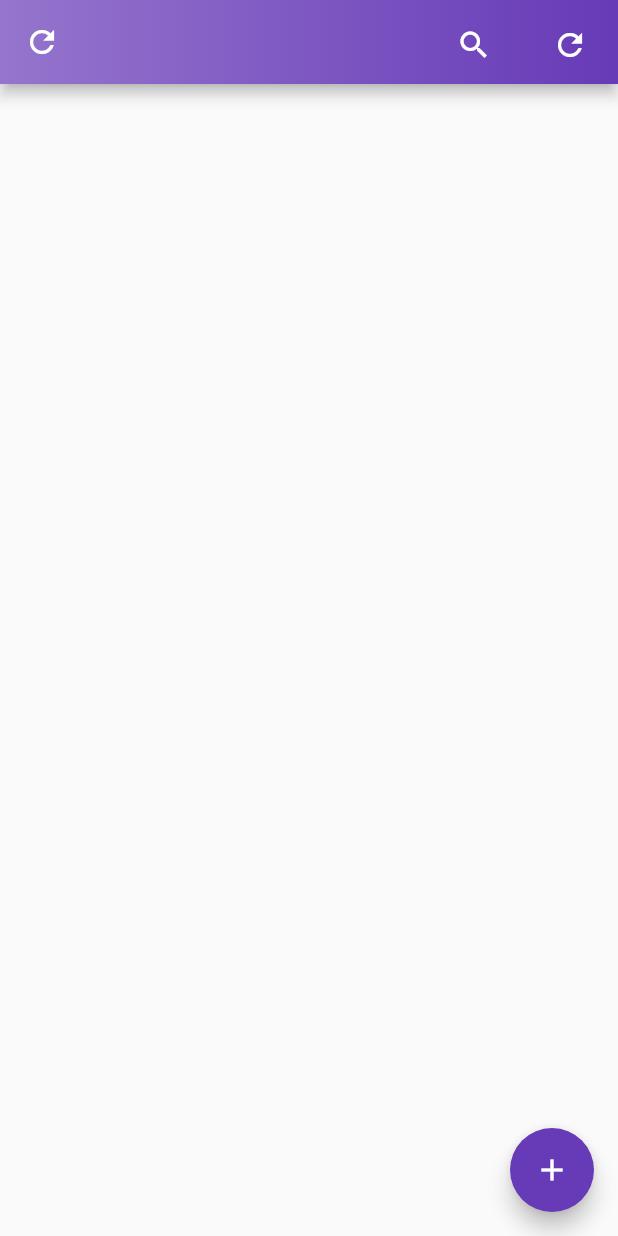
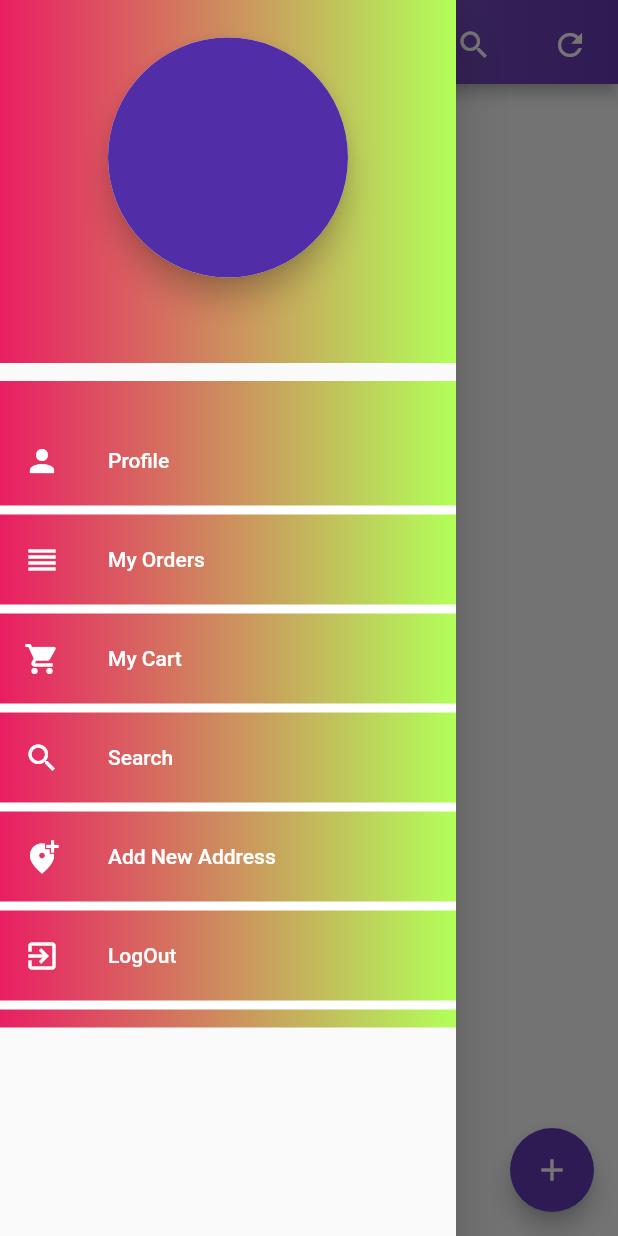
Before and after one commit to razzazcode/forsa, a Flutter app: the HomeScreen screen opened directly, with the side drawer open (before the commit the screen has no drawer), on a phone screen of 412 x 824 dp. Run offline on Flutter 3.47's test engine with Material 2 defaults, Android fonts, the phone set to English and light mode, and no system bars; our stand-ins replace cloud_firestore, firebase_auth, firebase_core, firebase_storage, flutter_svg, geocoding and 4 more; missing offline and left inert: image_slider, maps_launcher; accounts and stored records are empty.

Commit message:
updatef logou,mjg

```diff
--- a/lib/HomeScreen.dart
+++ b/lib/HomeScreen.dart
@@ -10,6 +10,8 @@ import 'package:forsa/profileScreen.dart';
 import 'package:forsa/uploadAdScreen.dart';
 import 'Welcome/welcome_screen.dart';
 import 'package:timeago/timeago.dart' as tAgo;
+
+import 'Widgets/myDrawer.dart';
 
 class HomeScreen extends StatefulWidget {
   @override
@@ -75,50 +77,6 @@ class _HomeScreenState extends State<HomeScreen> {
 
     getMyData();
 
-  }
-
-
-  Future<void> _showMyDialogSignOut() async {
-    return showDialog<void>(
-      context: context,
-      barrierDismissible: true, // user must tap button!
-      builder: (BuildContext context) {
-        return AlertDialog(
-          title: Text('Logging Out ... ?'),
-          content: SingleChildScrollView(
-            child: ListBody(
-              children: <Widget>[
-                Text('Please Confirm ...'),
-                Text('Would you like to Log Out of the App amd SignOut of Your account ?'),
-              ],
-            ),
-          ),
-          actions: <Widget>[
-            TextButton(
-
-  child: Text('Log Out '),
-  onPressed: () {
-    auth.signOut().then((_){
-      Route toWelcomeScreen = MaterialPageRoute(builder: (_) => WelcomeScreen());
-      Navigator.pushReplacement(context, toWelcomeScreen);
-    });
-    Navigator.of(context).pop();
-  },
-            ),
-            TextButton(
-              child: Text('Cancel...'),
-              onPressed: () {
-
-                Navigator.of(context).pop();
-
-              },
-
-
-            ),
-          ],
-        );
-      },
-    );
   }
 
 
@@ -286,13 +244,17 @@ class _HomeScreenState extends State<HomeScreen> {
 
     return Scaffold(
       appBar: AppBar(
-        leading: IconButton(
+        /*   leading: MyDrawer(),
+             IconButton(
           icon: Icon(Icons.refresh, color: Colors.white),
           onPressed: (){
             Route newRoute = MaterialPageRoute(builder: (_) => HomeScreen());
             Navigator.pushReplacement(context, newRoute);
           },
         ),
+
+
+        */
         actions: <Widget>[
 
 
@@ -364,6 +326,11 @@ class _HomeScreenState extends State<HomeScreen> {
         title: Text(getUserName),
         centerTitle: false,
       ),
+
+      drawer: MyDrawer(),
+
+
+
       body: Center(
         child: Container(
           width: _screenWidth,
--- /dev/null
+++ b/lib/Widgets/myDrawer.dart
@@ -0,0 +1,299 @@
+
+import 'package:flutter/material.dart';
+import 'package:flutter/services.dart';
+import 'package:firebase_auth/firebase_auth.dart';
+import 'package:cloud_firestore/cloud_firestore.dart';
+import 'package:forsa/Welcome/welcome_screen.dart';
+import 'package:forsa/globalVar.dart';
+import 'package:forsa/profileScreen.dart';
+
+import '../HomeScreen.dart';
+
+
+class MyDrawer extends StatefulWidget {
+  @override
+  _MyDrawer createState() => _MyDrawer();
+}
+
+
+
+
+
+class _MyDrawer extends State<MyDrawer> {
+
+
+
+  FirebaseAuth auth = FirebaseAuth.instance;
+
+  QuerySnapshot items;
+
+
+
+  getMyData(){
+    FirebaseFirestore.instance.collection('users').doc(userId).get().then((results) {
+      setState(() {
+        userImageUrl = results.data()['imgPro'];
+        getUserName = results.data()['userName'];
+      });
+    });
+  }
+
+
+  @override
+  void initState() {
+    // TODO: implement initState
+    super.initState();
+ //   getUserAddress();
+
+    userId = FirebaseAuth.instance.currentUser.uid;
+    userEmail = FirebaseAuth.instance.currentUser.email;
+
+    FirebaseFirestore.instance.collection('items')
+        .where("status", isEqualTo: "approved")
+        .orderBy("time", descending: true)
+        .get().then((results) {
+      setState(() {
+        items = results;
+      });
+    });
+
+    getMyData();
+
+  }
+
+
+
+  Future<void> _showMyDialogSignOut() async {
+    return showDialog<void>(
+      context: context,
+      barrierDismissible: true, // user must tap button!
+      builder: (BuildContext context) {
+        return AlertDialog(
+          title: Text('Logging Out ... ?'),
+          content: SingleChildScrollView(
+            child: ListBody(
+              children: <Widget>[
+                Text('Please Confirm ...'),
+                Text('Would you like to Log Out of the App amd SignOut of Your account ?'),
+              ],
+            ),
+          ),
+          actions: <Widget>[
+            TextButton(
+
+              child: Text('Log Out '),
+              onPressed: () {
+                auth.signOut().then((_){
+                  Route toWelcomeScreen = MaterialPageRoute(builder: (_) => WelcomeScreen());
+                  Navigator.pushReplacement(context, toWelcomeScreen);
+                });
+                Navigator.of(context).pop();
+              },
+            ),
+            TextButton(
+              child: Text('Cancel...'),
+              onPressed: () {
+
+                Navigator.of(context).pop();
+
+              },
+
+
+            ),
+          ],
+        );
+      },
+    );
+  }
+
+
+
+
+
+  @override
+  Widget build(BuildContext context) {
+    return Drawer(
+      child: ListView(
+
+
+        children: [
+
+          Container(
+            padding: EdgeInsets.only(top: 25.0 , bottom: 10.0),
+
+            decoration: new BoxDecoration(
+              gradient: new LinearGradient(
+                colors: [ Colors.pink , Colors.lightGreenAccent ],
+                begin: const FractionalOffset(0.0, 0.0),
+    end: const FractionalOffset(1.0, 0.0),
+    stops: [0.0 , 1.0],
+    tileMode: TileMode.clamp,),
+),
+
+child: Column (
+
+  children: [
+    Material(
+
+      borderRadius: BorderRadius.all(Radius.circular(80.0)),
+      elevation: 8.0,
+
+      child: Container(
+
+        height: 160.0,
+        width: 160.0,
+        child: CircleAvatar (
+
+
+
+        ),
+      ),
+    ),
+SizedBox(height: 10.0,),
+                Text(
+
+                  getUserName,
+   style: TextStyle( color : Colors.white , fontSize: 35.0 , fontFamily: "Signatra"),
+                ),
+
+
+
+              ],
+            ),
+          ),
+
+
+          SizedBox(height: 12.0,),
+          Container(
+    padding: EdgeInsets.only(top: 25.0 , bottom: 10.0),
+
+    decoration: new BoxDecoration(
+    gradient: new LinearGradient(
+    colors: [ Colors.pink , Colors.lightGreenAccent ],
+    begin: const FractionalOffset(0.0, 0.0),
+    end: const FractionalOffset(1.0, 0.0),
+    stops: [0.0 , 1.0],
+    tileMode: TileMode.clamp,),
+    ),
+
+            child: Column(
+              children: [
+                ListTile(
+
+                  leading: Icon(Icons.person , color: Colors.white,),
+    title : Text( "Profile" , style:  TextStyle(color : Colors.white),),
+
+
+
+                  onTap: () {
+
+                    Route route = MaterialPageRoute(builder: (c) => ProfileScreen(sellerId: userId));
+
+                    Navigator.pushReplacement(context, route);
+                  },
+
+                ),
+
+                Divider(height: 10.0, color: Colors.white, thickness: 6.0, ),
+
+
+
+                ListTile(
+
+                  leading: Icon(Icons.reorder , color: Colors.white,),
+                  title : Text( "My Orders" , style:  TextStyle(color : Colors.white),),
+
+
+
+                  onTap: () {
+
+                    Route route = MaterialPageRoute(builder: (c) => HomeScreen());
+
+                    Navigator.pushReplacement(context, route);
+                  },
+
+                ),
+
+                Divider(height: 10.0, color: Colors.white, thickness: 6.0, ) ,
+                ListTile(
+
+                  leading: Icon(Icons.shopping_cart , color: Colors.white,),
+                  title : Text( "My Cart" , style:  TextStyle(color : Colors.white),),
+
+
+
+                  onTap: () {
+
+                    Route route = MaterialPageRoute(builder: (c) => HomeScreen());
+
+                    Navigator.pushReplacement(context, route);
+                  },
+
+                ),
+
+                Divider(height: 10.0, color: Colors.white, thickness: 6.0, ),
+                ListTile(
+
+                  leading: Icon(Icons.search , color: Colors.white,),
+                  title : Text( "Search" , style:  TextStyle(color : Colors.white),),
+
+
+
+                  onTap: () {
+
+                    Route route = MaterialPageRoute(builder: (c) => HomeScreen());
+
+                    Navigator.pushReplacement(context, route);
+                  },
+
+                ),
+
+                Divider(height: 10.0, color: Colors.white, thickness: 6.0, ) ,
+                ListTile(
+
+                  leading: Icon(Icons.add_location_alt , color: Colors.white,),
+                  title : Text( "Add New Address" , style:  TextStyle(color : Colors.white),),
+
+
+
+                  onTap: () {
+
+                    Route route = MaterialPageRoute(builder: (c) => HomeScreen());
+
+                    Navigator.pushReplacement(context, route);
+                  },
+
+                ),
+
+                Divider(height: 10.0, color: Colors.white, thickness: 6.0, ) ,
+                ListTile(
+
+                  leading: Icon(Icons.exit_to_app , color: Colors.white,),
+                  title : Text( "LogOut" , style:  TextStyle(color : Colors.white),),
+
+
+
+                  onTap: () {
+
+                    _showMyDialogSignOut();
+                  },
+
+                ),
+
+                Divider(height: 10.0, color: Colors.white, thickness: 6.0, ) ,
+
+
+
+              ],
+            ),
+
+
+
+          ),
+
+        ],
+
+      ),
+    );
+  }
+}
```
